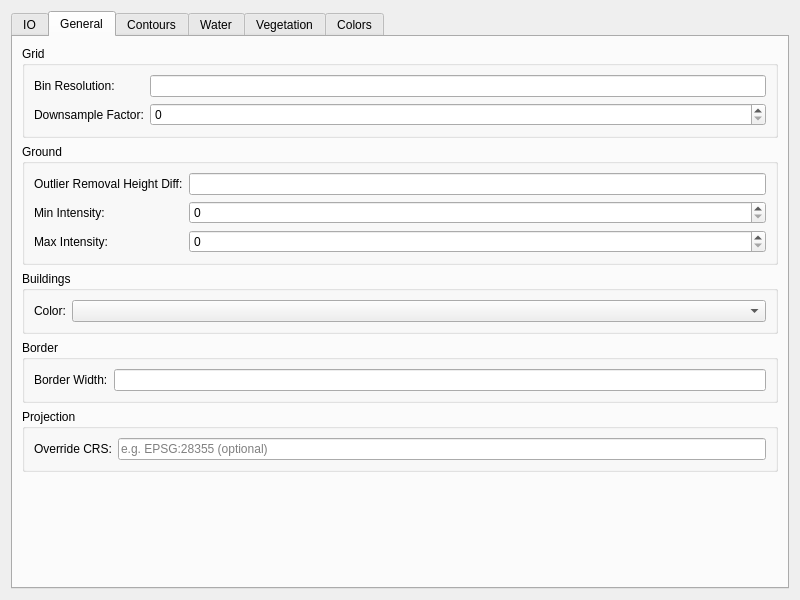
Trailblaze-Software/Blaze, file src/gui/config_editor.ui: the form before one commit.
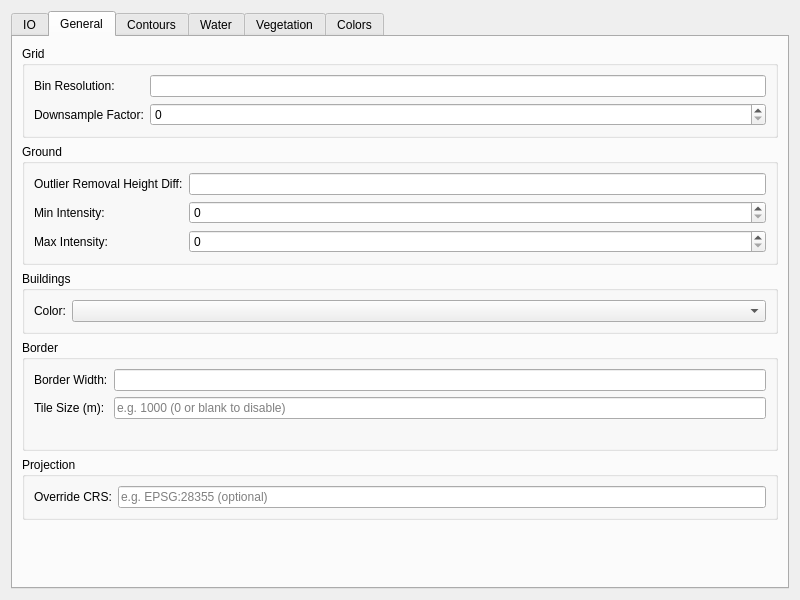
The form after the commit. The open tabs and pages were chosen to show the change.

```diff
--- a/src/gui/config_editor.ui
+++ b/src/gui/config_editor.ui
@@ -379,6 +379,36 @@
                     <item row="0" column="1">
                         <widget class="QLineEdit" name="border_width"/>
                     </item>
+                    <item row="1" column="0">
+                        <widget class="QLabel" name="label_tile_size">
+                            <property name="text">
+                                <string>Tile Size (m):</string>
+                            </property>
+                            <property name="toolTip">
+                                <string>When greater than 0, enables tiled processing. Blaze divides the union of all input extents (in the output CRS) into a regular grid of tiles of this side length (in meters) and processes each tile independently, pulling and reprojecting points from every input LAS/LAZ that overlaps the tile+border. Required when input files overlap each other or use different CRSes.</string>
+                            </property>
+                        </widget>
+                    </item>
+                    <item row="1" column="1">
+                        <widget class="QLineEdit" name="tile_size">
+                            <property name="placeholderText">
+                                <string>e.g. 1000 (0 or blank to disable)</string>
+                            </property>
+                            <property name="toolTip">
+                                <string>When greater than 0, enables tiled processing. Blaze divides the union of all input extents (in the output CRS) into a regular grid of tiles of this side length (in meters) and processes each tile independently, pulling and reprojecting points from every input LAS/LAZ that overlaps the tile+border. Required when input files overlap each other or use different CRSes.</string>
+                            </property>
+                        </widget>
+                    </item>
+                    <item row="2" column="0" colspan="2">
+                        <widget class="QLabel" name="tile_size_status">
+                            <property name="text">
+                                <string/>
+                            </property>
+                            <property name="wordWrap">
+                                <bool>true</bool>
+                            </property>
+                        </widget>
+                    </item>
                 </layout>
             </widget>
         </item>
```
